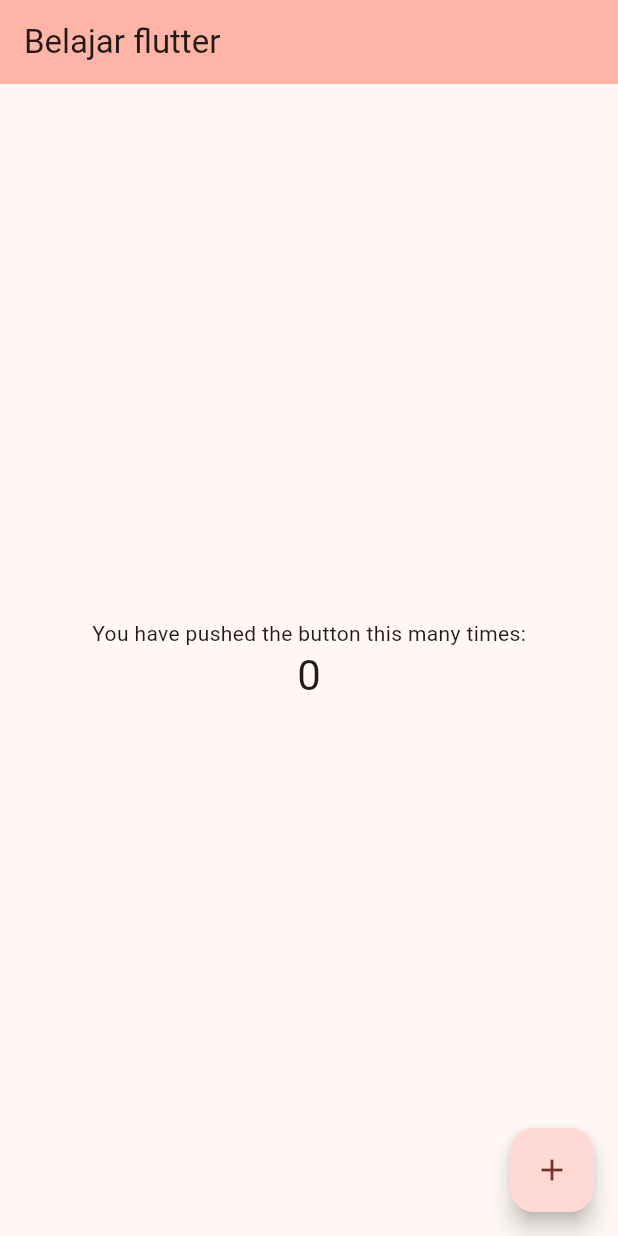
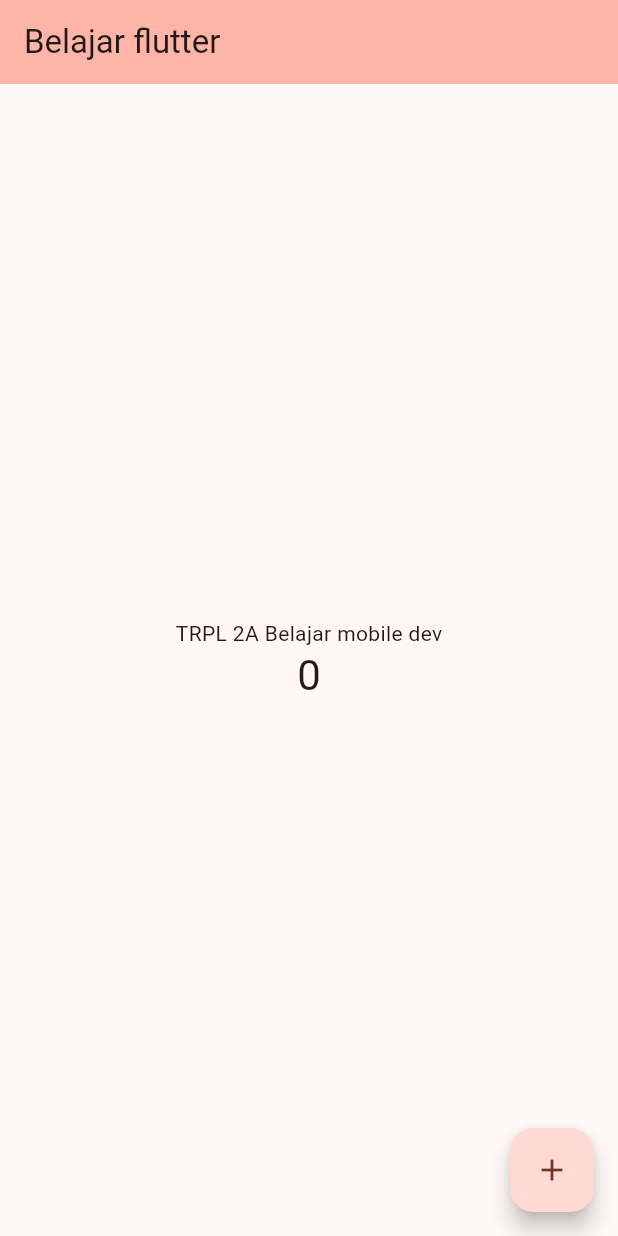
Before and after one commit to leoeka/projek-flutter, a Flutter app: the screen it shows after launch, on a phone screen of 412 x 824 dp. Run offline on Flutter 3.47's test engine with Material 3 defaults, Android fonts, the phone set to English and light mode, and no system bars.

Commit message:
penambahan flutter widget

```diff
--- a/lib/flutter_widget/test_widget.dart
+++ b/lib/flutter_widget/test_widget.dart
@@ -0,0 +1,9 @@
+import 'package:flutter/material.dart';
+
+class TextWidget extends StatelessWidget {
+  const TextWidget({Key? key}) :super(key: key);
+
+  Widget build(BuildContext context) {
+    return const Text('TRPL 2A Belajar mobile dev');
+  }
+}
--- a/lib/main.dart
+++ b/lib/main.dart
@@ -1,4 +1,5 @@
 import 'package:flutter/material.dart';
+import 'package:flutter_application_1/flutter_widget/test_widget.dart';
 
 void main() {
   runApp(const MyApp());
@@ -116,9 +117,8 @@ class _MyHomePageState extends State<MyHomePage> {
           // wireframe for each widget.
           mainAxisAlignment: MainAxisAlignment.center,
           children: <Widget>[
-            const Text(
-              'You have pushed the button this many times:',
-            ),
+            const TextWidget(),
+
             Text(
               '$_counter',
               style: Theme.of(context).textTheme.headlineMedium,
```
